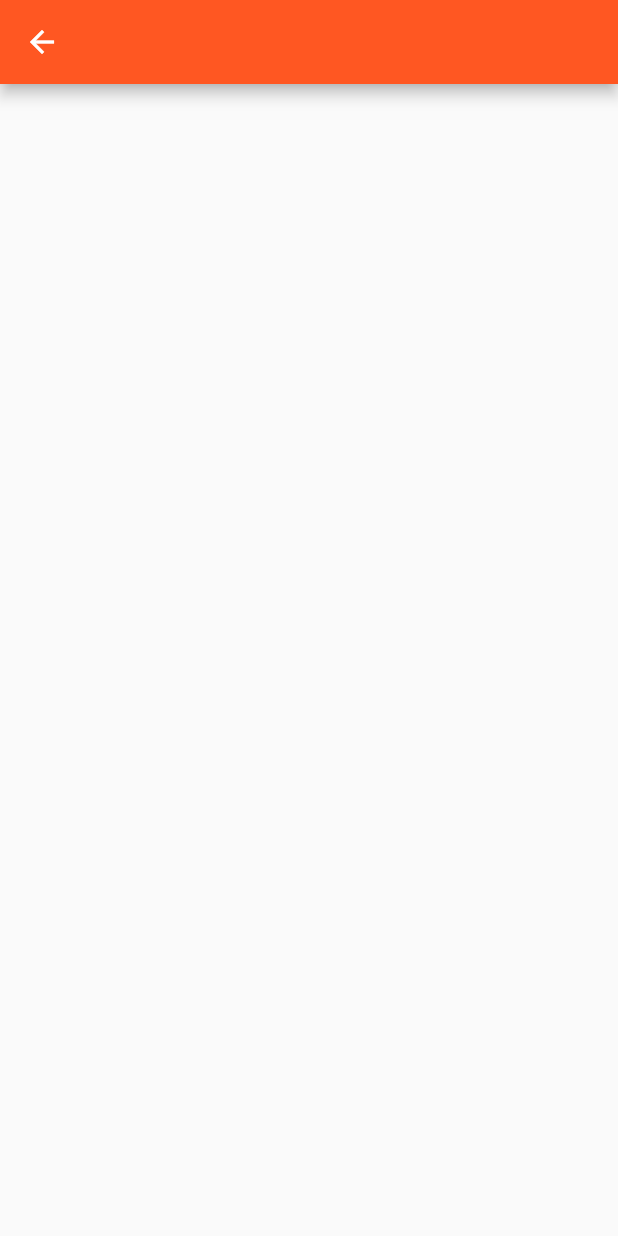
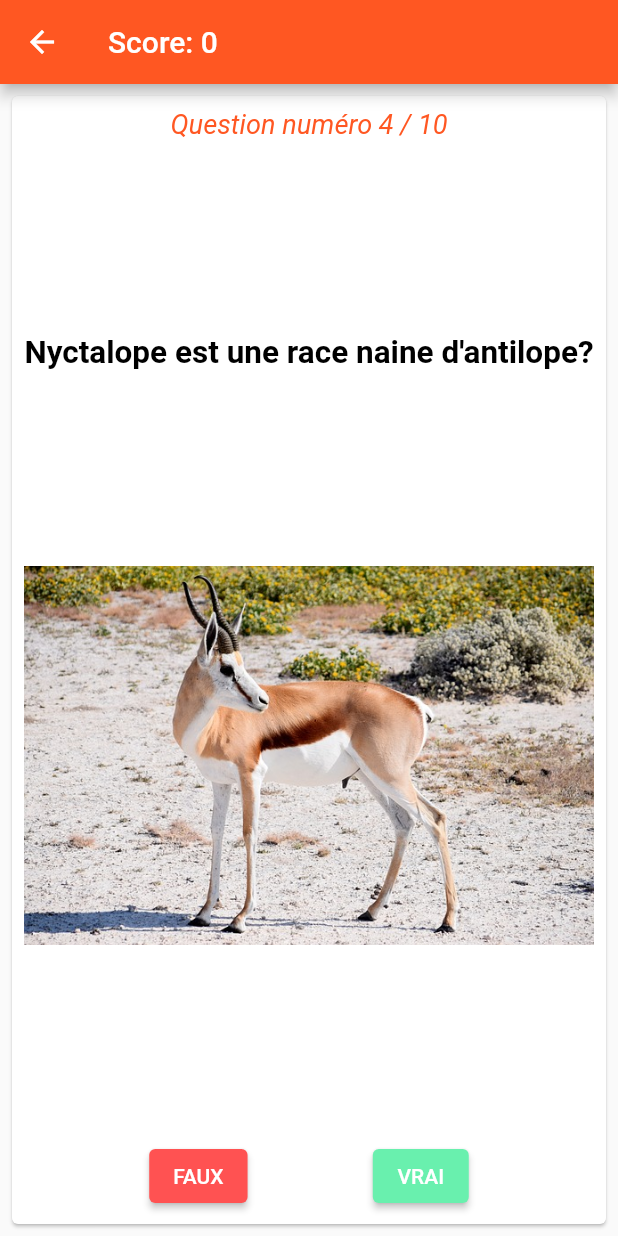
Before and after one commit to Anthonyrgn/flutter_quizz, a Flutter app: the QuizzPage screen opened directly, on a phone screen of 412 x 824 dp. Run offline on Flutter 3.47's test engine with Material 2 defaults, Android fonts, the light colour scheme and no system bars.

Commit message:
QuizzPage UI

```diff
--- a/lib/datas.dart
+++ b/lib/datas.dart
@@ -2,15 +2,15 @@ import 'package:flutterquizz/question.dart';
 // Mise en place de la liste des questions que l'on va utiliser
 class Datas {
   List<Question> listeQuestions = [
-    Question(question: 'La devise de la Belgique est l\'union fait la force', response: true, explication: '', imagePath: 'belgique.JPG'),
-    Question(question: 'La lune va finir par tomber sur terre à cause de la gravité', response: false, explication: 'Au contraire la lune s\'éloigne', imagePath: 'lune.jpg'),
-    Question(question: 'La Russie est plus grande en superficie que Pluton', response: true, explication: '', imagePath: 'russie.jpg'),
-    Question(question: 'Nyctalope est une race naine d\'antilope', response: false, explication: 'C’est une aptitude à voir dans le noir', imagePath: 'nyctalope.jpg'),
-    Question(question: 'Le Commodore 64 est l\’oridnateur de bureau le plus vendu', response: true, explication: '', imagePath: 'commodore.jpg'),
-    Question(question: 'Le nom du drapeau des pirates es black skull', response: false, explication: 'Il est appelé Jolly Roger', imagePath: 'pirate.png'),
-    Question(question: 'Haddock est le nom du chien Tintin', response: false, explication: 'C\'est Milou', imagePath: 'tintin.jpg'),
-    Question(question: 'La barbe des pharaons était fausse', response: true, explication: 'A l\'époque déjà ils utilisaient des postiches', imagePath: 'pharaon.jpg'),
-    Question(question: 'Au Québec tire toi une bûche veut dire viens viens t\'asseoir', response: true, explication: 'La bûche, fameuse chaise de bucheron', imagePath: 'buche.jpg'),
-    Question(question: 'Le module lunaire Eagle de possédait de 4Ko de Ram', response: true, explication: 'Dire que je me plains avec mes 8GO de ram sur mon mac', imagePath: 'eagle.jpg'),
+    Question(question: 'La devise de la Belgique est l\'union fait la force?', response: true, explication: '', imagePath: 'belgique.jpg'),
+    Question(question: 'La lune va finir par tomber sur terre à cause de la gravité?', response: false, explication: 'Au contraire la lune s\'éloigne', imagePath: 'lune.jpg'),
+    Question(question: 'La Russie est plus grande en superficie que Pluton?', response: true, explication: '', imagePath: 'russie.jpg'),
+    Question(question: 'Nyctalope est une race naine d\'antilope?', response: false, explication: 'C’est une aptitude à voir dans le noir', imagePath: 'nyctalope.jpg'),
+    Question(question: 'Le Commodore 64 est l\’oridnateur de bureau le plus vendu?', response: true, explication: '', imagePath: 'commodore.jpg'),
+    Question(question: 'Le nom du drapeau des pirates es black skull?', response: false, explication: 'Il est appelé Jolly Roger', imagePath: 'pirate.png'),
+    Question(question: 'Haddock est le nom du chien Tintin?', response: false, explication: 'C\'est Milou', imagePath: 'tintin.jpg'),
+    Question(question: 'La barbe des pharaons était fausse?', response: true, explication: 'A l\'époque déjà ils utilisaient des postiches', imagePath: 'pharaon.jpg'),
+    Question(question: 'Au Québec tire toi une bûche veut dire viens viens t\'asseoir?', response: true, explication: 'La bûche, fameuse chaise de bucheron', imagePath: 'buche.jpg'),
+    Question(question: 'Le module lunaire Eagle de possédait de 4Ko de Ram?', response: true, explication: 'Dire que je me plains avec mes 8GO de ram sur mon mac', imagePath: 'eagle.jpg'),
   ];
 }
--- a/lib/quizz_page.dart
+++ b/lib/quizz_page.dart
@@ -1,6 +1,7 @@
 import 'package:flutter/material.dart';
 import 'package:flutterquizz/datas.dart';
 import 'package:flutterquizz/question.dart';
+import 'package:flutterquizz/text_with_style.dart';
 
 
 class QuizzPage extends StatefulWidget {
@@ -11,14 +12,54 @@ class QuizzPage extends StatefulWidget {
 
 class QuizzPageState extends State<QuizzPage> {
 
- List<Question> questions = Datas().listeQuestions;
+  List<Question> questions = Datas().listeQuestions;
+  int index = 3;
+  int score = 0;
 
- @override
+  @override
   Widget build(BuildContext context) {
-    // TODO: implement build
+
+    final Question question = questions[index];
     return Scaffold(
-        appBar: AppBar(),
-        body: Center(),
+        appBar: AppBar(
+          title: Text("Score: $score"),
+        ),
+        body: Center(
+          child: Card(
+            margin: EdgeInsets.all(8),
+            child: Padding(
+              padding: EdgeInsets.all(8),
+              child:
+              Column(
+                mainAxisAlignment: MainAxisAlignment.spaceBetween,
+                children: [
+                  TextWidthStyle(data: "Question numéro ${index + 1} / ${questions.length}", color: Colors.deepOrange, style: FontStyle.italic,),
+                  TextWidthStyle(data: question.question, size: 21, weight: FontWeight.bold,),
+                  Image.asset(question.getImage()),
+                  Row(
+                    mainAxisAlignment: MainAxisAlignment.spaceEvenly,
+                    mainAxisSize: MainAxisSize.max,
+                    children: [
+                      answerBtn(false),
+                      answerBtn(true),
+                    ],
+                  )
+                ],
+              ),
+            ),
+          ),
+        ),
+    );
+  }
+
+  ElevatedButton answerBtn(bool b){
+    // params boolean
+    return ElevatedButton(
+        onPressed: () {
+
+        },
+        child: Text((b) ? "VRAI" : "FAUX"), // Bouton vrai / faux
+      style: ElevatedButton.styleFrom(primary: (b) ? Colors.greenAccent : Colors.redAccent), // Si vrai bouton rouge, sinon bouton faux
     );
   }
 }
--- /dev/null
+++ b/lib/text_with_style.dart
@@ -0,0 +1,19 @@
+import 'package:flutter/material.dart';
+
+class TextWidthStyle extends Text {
+  TextWidthStyle({
+    required String data,
+    Color color = Colors.black,
+    double size = 18,
+    weight = FontWeight.normal,
+    style = FontStyle.normal
+  }) : super(
+    data,
+      style: TextStyle(
+        color: color,
+        fontSize: size,
+        fontWeight: weight,
+        fontStyle: style
+      )
+  );
+}
```
Also changed, not shown: images/belgique.jpg (renamed from images/belgique.JPG).
